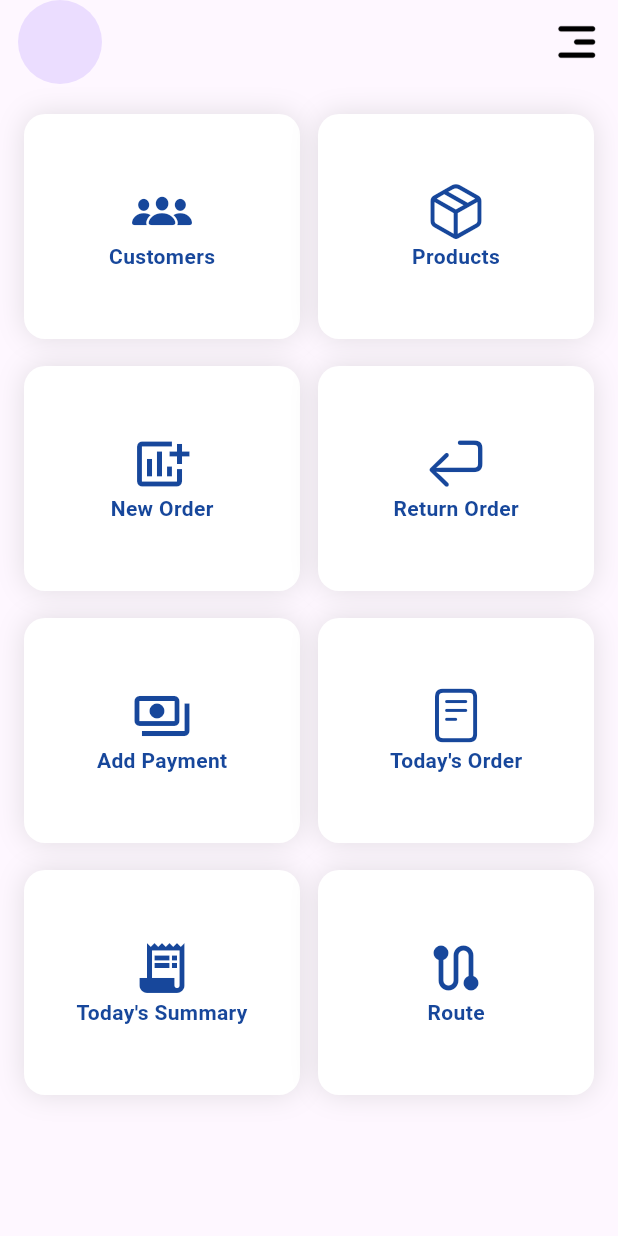
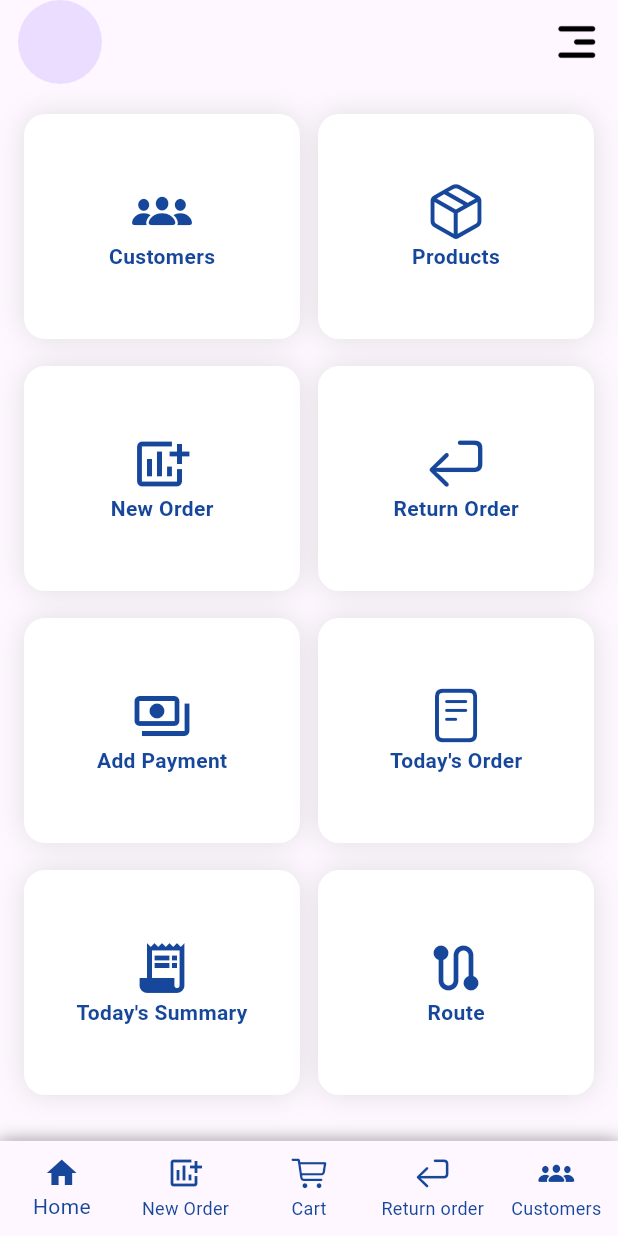
Before and after one commit to ejaz-ahamed/technaureus_testApp, a Flutter app: the screen it shows after launch, on a phone screen of 412 x 824 dp. Run offline on Flutter 3.47's test engine with Material 3 defaults, Android fonts, the light colour scheme and no system bars.

Commit message:
Added bottomnavigationbar

```diff
--- /dev/null
+++ b/lib/theme/theme.dart
@@ -0,0 +1,5 @@
+import 'package:flutter/material.dart';
+
+class AppTheme{
+  static const appThemeColor = Color(0XFF17479B);
+}
--- a/lib/view/home_page.dart
+++ b/lib/view/home_page.dart
@@ -1,4 +1,5 @@
 import 'package:flutter/material.dart';
+import 'package:technaureus_app/view/widgets/bottom_nav_widget.dart';
 import 'package:technaureus_app/view/widgets/gridview_builder_widget.dart';
 
 class HomePage extends StatelessWidget {
@@ -37,6 +38,7 @@ class HomePage extends StatelessWidget {
           ),
         ),
       ),
+      bottomNavigationBar: const BottomNavWidget(),
     );
   }
 }
--- /dev/null
+++ b/lib/view/widgets/bottom_nav_widget.dart
@@ -0,0 +1,67 @@
+import 'package:flutter/cupertino.dart';
+import 'package:flutter/material.dart';
+import 'package:technaureus_app/theme/theme.dart';
+
+class BottomNavWidget extends StatelessWidget {
+  const BottomNavWidget({super.key});
+
+  @override
+  Widget build(BuildContext context) {
+    return Container(
+      height: MediaQuery.sizeOf(context).height / 13,
+      decoration: const BoxDecoration(
+        boxShadow: [
+          BoxShadow(
+            color: Colors.grey,
+            blurRadius: 10,
+          ),
+        ],
+      ),
+      child: BottomNavigationBar(
+        type: BottomNavigationBarType.fixed,
+        elevation: 10,
+        showUnselectedLabels: true,
+        unselectedItemColor: AppTheme.appThemeColor,
+        selectedItemColor: AppTheme.appThemeColor,
+        selectedFontSize: 14,
+        unselectedFontSize: 12,
+        items: const [
+          BottomNavigationBarItem(
+              icon: Icon(
+                Icons.home,
+                color: AppTheme.appThemeColor,
+              ),
+              label: 'Home'),
+          BottomNavigationBarItem(
+              icon: Icon(
+                Icons.add_chart,
+                size: 24,
+                color: AppTheme.appThemeColor,
+              ),
+              label: 'New Order'),
+          BottomNavigationBarItem(
+              icon: Icon(
+                CupertinoIcons.cart,
+                size: 24,
+                color: AppTheme.appThemeColor,
+              ),
+              label: 'Cart'),
+          BottomNavigationBarItem(
+              icon: Icon(
+                CupertinoIcons.return_icon,
+                size: 24,
+                color: AppTheme.appThemeColor,
+              ),
+              label: 'Return order'),
+          BottomNavigationBarItem(
+              icon: Icon(
+                CupertinoIcons.group_solid,
+                size: 24,
+                color: AppTheme.appThemeColor,
+              ),
+              label: 'Customers'),
+        ],
+      ),
+    );
+  }
+}
```
